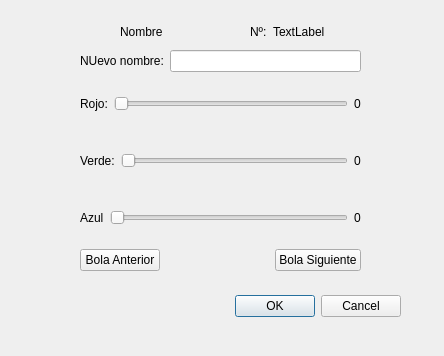
Above: 04_Bolas/ddetallebola.ui from TheMakros12/interfaces before the change. Below: the same form after it.
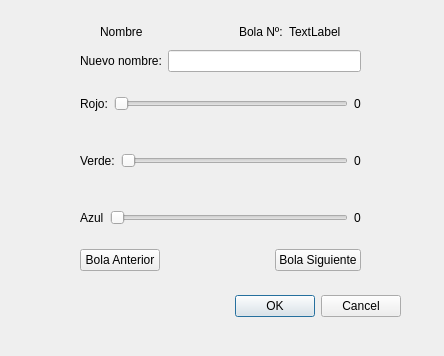
That is the form after the change.

```diff
--- a/04_Bolas/ddetallebola.ui
+++ b/04_Bolas/ddetallebola.ui
@@ -44,7 +44,7 @@
       <item>
        <widget class="QLabel" name="label">
         <property name="text">
-         <string>NUevo nombre:</string>
+         <string>Nuevo nombre:</string>
         </property>
        </widget>
       </item>
@@ -168,9 +168,9 @@
   <widget class="QWidget" name="layoutWidget">
    <property name="geometry">
     <rect>
-     <x>120</x>
+     <x>100</x>
      <y>20</y>
-     <width>205</width>
+     <width>241</width>
      <height>23</height>
     </rect>
    </property>
@@ -200,7 +200,7 @@
       <item>
        <widget class="QLabel" name="label_5">
         <property name="text">
-         <string>Nº:</string>
+         <string>Bola Nº:</string>
         </property>
        </widget>
       </item>
```
